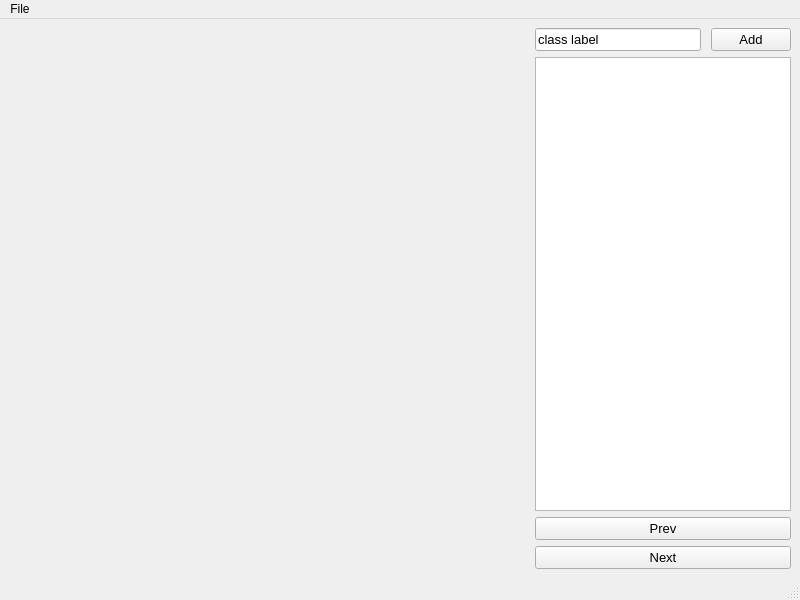
Qt form src/gui.ui (velatkilic/label-gui) before a commit.
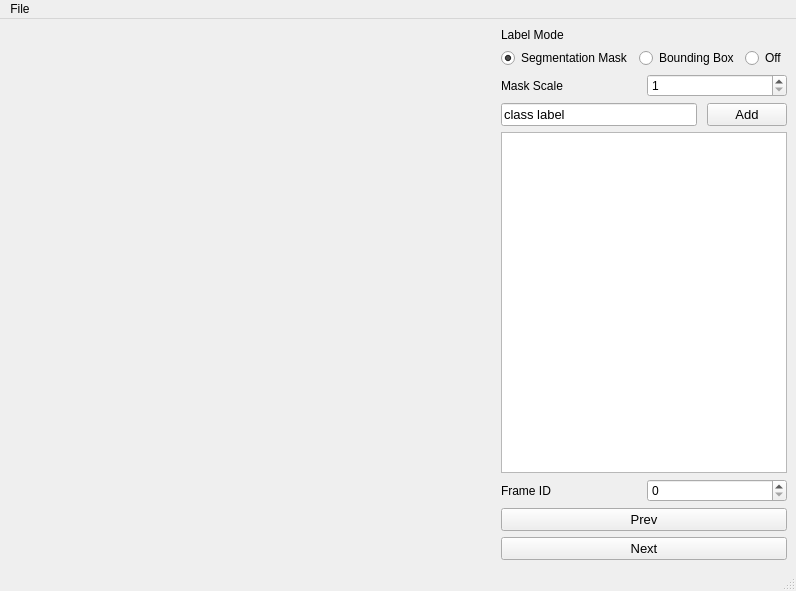
The same form after that commit. Custom widgets are drawn as their Qt base class.

The edit to the form file:
```diff
--- a/src/gui.ui
+++ b/src/gui.ui
@@ -6,8 +6,8 @@
    <rect>
     <x>0</x>
     <y>0</y>
-    <width>800</width>
-    <height>600</height>
+    <width>796</width>
+    <height>591</height>
    </rect>
   </property>
   <property name="windowTitle">
@@ -39,6 +39,75 @@
       <property name="sizeConstraint">
        <enum>QLayout::SetFixedSize</enum>
       </property>
+      <item>
+       <layout class="QVBoxLayout" name="verticalLayout_4">
+        <property name="sizeConstraint">
+         <enum>QLayout::SetMinimumSize</enum>
+        </property>
+        <item>
+         <widget class="QLabel" name="label">
+          <property name="sizePolicy">
+           <sizepolicy hsizetype="Preferred" vsizetype="Minimum">
+            <horstretch>0</horstretch>
+            <verstretch>0</verstretch>
+           </sizepolicy>
+          </property>
+          <property name="text">
+           <string>Label Mode</string>
+          </property>
+         </widget>
+        </item>
+        <item>
+         <layout class="QHBoxLayout" name="horizontalLayout_3">
+          <item>
+           <widget class="QRadioButton" name="radio_segmentation">
+            <property name="text">
+             <string>Segmentation Mask</string>
+            </property>
+            <property name="checked">
+             <bool>true</bool>
+            </property>
+           </widget>
+          </item>
+          <item>
+           <widget class="QRadioButton" name="radio_bbox">
+            <property name="text">
+             <string>Bounding Box</string>
+            </property>
+           </widget>
+          </item>
+          <item>
+           <widget class="QRadioButton" name="radio_off">
+            <property name="text">
+             <string>Off</string>
+            </property>
+           </widget>
+          </item>
+         </layout>
+        </item>
+        <item>
+         <layout class="QHBoxLayout" name="horizontalLayout_mask_scale">
+          <item>
+           <widget class="QLabel" name="label_3">
+            <property name="text">
+             <string>Mask Scale</string>
+            </property>
+           </widget>
+          </item>
+          <item>
+           <widget class="QSpinBox" name="spinBox_mask_scale">
+            <property name="minimum">
+             <number>1</number>
+            </property>
+            <property name="maximum">
+             <number>3</number>
+            </property>
+           </widget>
+          </item>
+         </layout>
+        </item>
+       </layout>
+      </item>
       <item>
        <layout class="QHBoxLayout" name="horizontalLayout" stretch="0,0">
         <property name="spacing">
@@ -106,6 +175,24 @@
         <property name="sizeConstraint">
          <enum>QLayout::SetFixedSize</enum>
         </property>
+        <item>
+         <layout class="QHBoxLayout" name="horizontalLayout_5">
+          <item>
+           <widget class="QLabel" name="label_2">
+            <property name="text">
+             <string>Frame ID</string>
+            </property>
+           </widget>
+          </item>
+          <item>
+           <widget class="QSpinBox" name="spinBox_frame_id">
+            <property name="maximum">
+             <number>999999999</number>
+            </property>
+           </widget>
+          </item>
+         </layout>
+        </item>
         <item>
          <widget class="QPushButton" name="button_prev">
           <property name="font">
@@ -141,7 +228,7 @@
     <rect>
      <x>0</x>
      <y>0</y>
-     <width>800</width>
+     <width>796</width>
      <height>26</height>
     </rect>
    </property>
```
